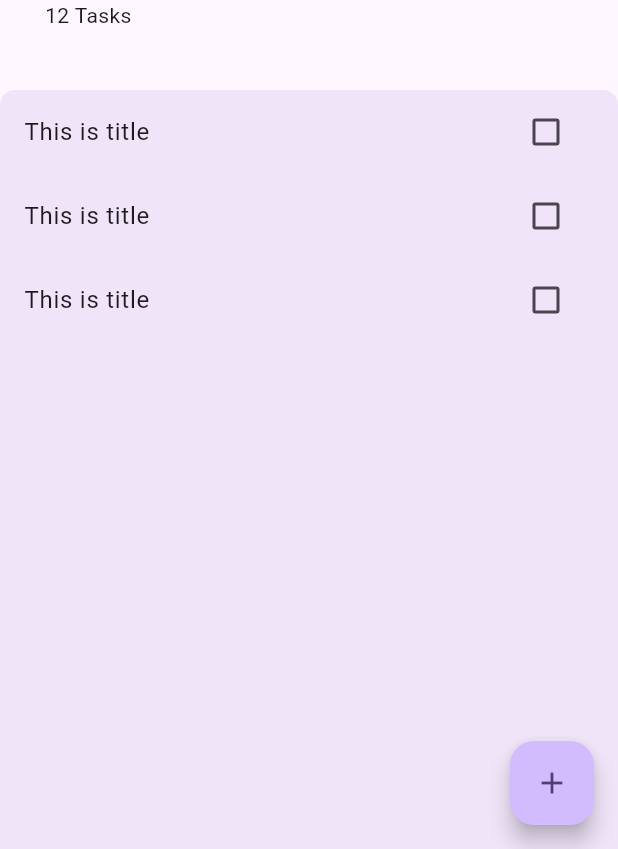
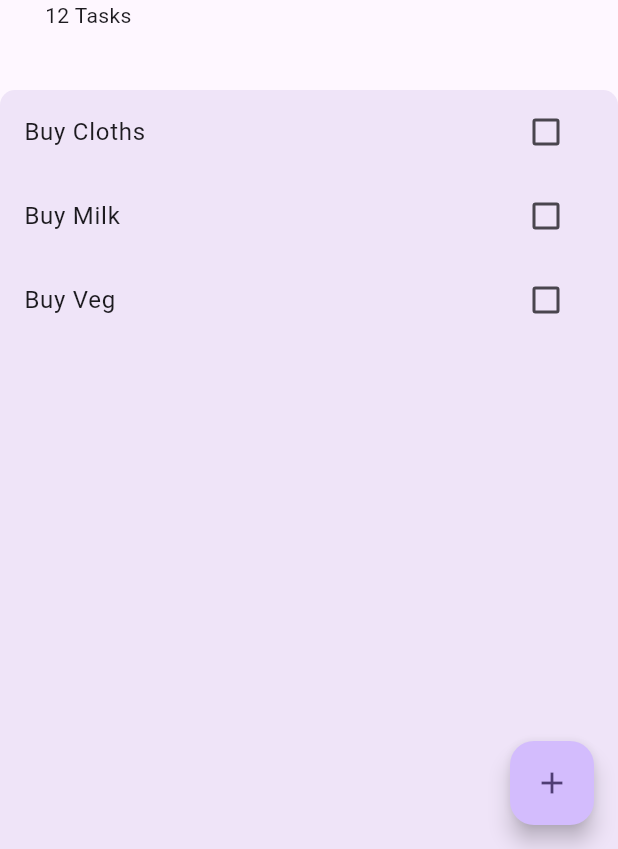
Before and after one commit to pranaypatel512/flutter_todoey, a Flutter app: the screen it shows after launch, on a phone screen of 412 x 824 dp, the part 387-1236 px from its top. Run offline on Flutter 3.47's test engine with Material 2 defaults, Android fonts, the phone set to English and light mode, and no system bars.

```diff
--- /dev/null
+++ b/lib/model/task.dart
@@ -0,0 +1,10 @@
+class Task {
+  final String? name;
+  bool isDone;
+
+  Task({this.name, this.isDone = false});
+
+  void toggleDone() {
+    isDone = !isDone;
+  }
+}
--- a/lib/widgets/task_list_item.dart
+++ b/lib/widgets/task_list_item.dart
@@ -1,33 +1,24 @@
 import 'package:flutter/material.dart';
 
-class TasksListItem extends StatefulWidget {
-  TasksListItem({super.key, required this.text});
-  String text;
-
-  @override
-  State<TasksListItem> createState() => _TasksListItemState();
-}
-
-class _TasksListItemState extends State<TasksListItem> {
-  bool? isChecked = false;
+class TasksListItem extends StatelessWidget {
+  const TasksListItem(
+      {super.key, required this.taskTitle, required this.isChecked});
+  final String taskTitle;
+  final bool isChecked;
 
   @override
   Widget build(BuildContext context) {
     return ListTile(
       title: Text(
-        widget.text,
+        taskTitle,
         style: TextStyle(
             decoration: isChecked ?? false
                 ? TextDecoration.lineThrough
                 : TextDecoration.none),
       ),
-      trailing: TaskCheckBox(
-        checkState: isChecked,
-        toggleCheckboxState: (bool? checkBoxState) {
-          setState(() {
-            isChecked = checkBoxState;
-          });
-        },
+      trailing: Checkbox(
+        value: isChecked,
+        onChanged: (value) {},
       ),
     );
   }
--- a/lib/widgets/tasks_list.dart
+++ b/lib/widgets/tasks_list.dart
@@ -1,25 +1,30 @@
 import 'package:flutter/material.dart';
+import 'package:flutter_todoey/model/task.dart';
 import 'package:flutter_todoey/widgets/task_list_item.dart';
 
-class TasksListWidget extends StatelessWidget {
+class TasksListWidget extends StatefulWidget {
   const TasksListWidget({
     super.key,
   });
 
   @override
+  State<TasksListWidget> createState() => _TasksListWidgetState();
+}
+
+class _TasksListWidgetState extends State<TasksListWidget> {
+  List<Task> tasksList = [
+    Task(name: 'Buy Cloths'),
+    Task(name: 'Buy Milk'),
+    Task(name: 'Buy Veg')
+  ];
+  @override
   Widget build(BuildContext context) {
     return ListView(
-      children: [
-        TasksListItem(
-          text: 'This is title',
-        ),
-        TasksListItem(
-          text: 'This is title',
-        ),
-        TasksListItem(
-          text: 'This is title',
-        )
-      ],
+      children: tasksList
+          .map((e) =>
+              TasksListItem(taskTitle: e.name ?? "", isChecked: e.isDone))
+          .toList()
+          .cast(),
     );
   }
 }
```
